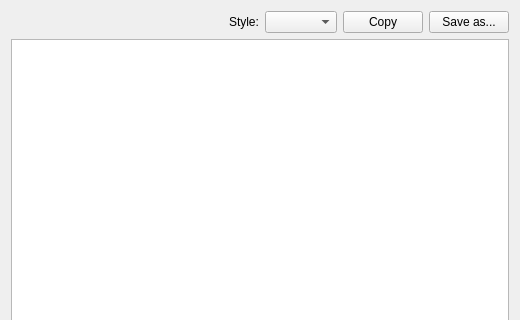
Old version of the form core/io/script.ui in the repository KmolYuan/Pyslvs-UI; both pictures show x 0 to 520 and y 0 to 320 of the 520 by 564 pixel window.
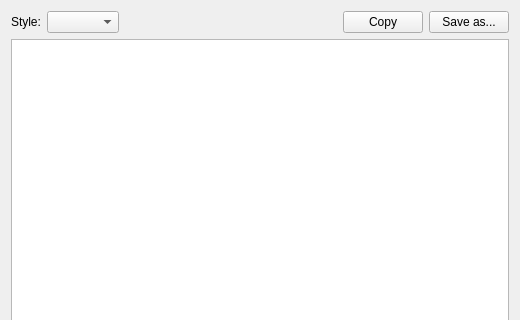
New version of the form. Icons and pictures are not drawn.

Commit message: UI adjustment and update module list.

```diff
--- a/core/io/script.ui
+++ b/core/io/script.ui
@@ -39,24 +39,15 @@
    <item>
     <layout class="QHBoxLayout" name="horizontalLayout_2">
      <item>
-      <widget class="QLabel" name="label">
-       <property name="sizePolicy">
-        <sizepolicy hsizetype="Fixed" vsizetype="Fixed">
-         <horstretch>0</horstretch>
-         <verstretch>0</verstretch>
-        </sizepolicy>
-       </property>
-       <property name="whatsThis">
-        <string>Pyslvs Icon!</string>
-       </property>
+      <widget class="QLabel" name="label_2">
        <property name="text">
-        <string/>
-       </property>
-       <property name="pixmap">
-        <pixmap resource="../../icons.qrc">:/icons/main.png</pixmap>
+        <string>Style:</string>
        </property>
       </widget>
      </item>
+     <item>
+      <widget class="QComboBox" name="style_option"/>
+     </item>
      <item>
       <spacer name="horizontalSpacer">
        <property name="orientation">
@@ -70,16 +61,6 @@
        </property>
       </spacer>
      </item>
-     <item>
-      <widget class="QLabel" name="label_2">
-       <property name="text">
-        <string>Style:</string>
-       </property>
-      </widget>
-     </item>
-     <item>
-      <widget class="QComboBox" name="style_option"/>
-     </item>
      <item>
       <widget class="QPushButton" name="copy">
        <property name="contextMenuPolicy">
```
The commit also changes 2 other files.
